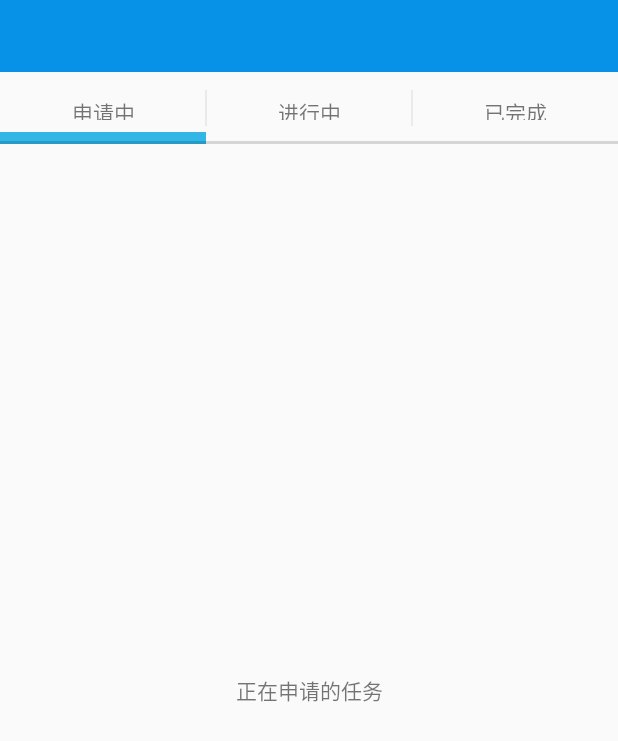
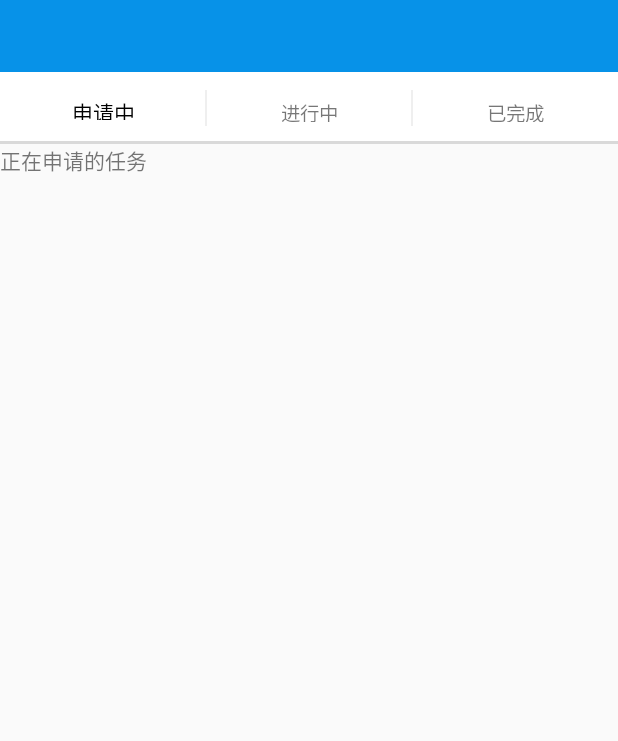
Before and after one commit to zeedraw/ourApp, an Android app: the Frg_task_applying screen opened directly, with no data from a screen before it, on a phone screen of 412 x 824 dp. Shown: the top 741 px of the screen. Run offline under Robolectric (Android 15) with nearby library versions, the phone set to English and light mode, and no system bars.

Commit message:
改善了 滑动标签栏

```diff
--- a/ourapp/app/src/main/java/com/example/administrator/ourapp/Frg_task_completed.java
+++ b/ourapp/app/src/main/java/com/example/administrator/ourapp/Frg_task_completed.java
@@ -13,7 +13,7 @@ public class Frg_task_completed extends Fragment{
     public View onCreateView(LayoutInflater inflater, ViewGroup container,
                              Bundle savedInstanceState) {
 
-        View view=inflater.inflate(R.layout.task_applying, container, false);
+        View view=inflater.inflate(R.layout.task_completed, container, false);
         return view;
     }
 }
--- a/ourapp/app/src/main/java/com/example/administrator/ourapp/Frg_task_ing.java
+++ b/ourapp/app/src/main/java/com/example/administrator/ourapp/Frg_task_ing.java
@@ -13,7 +13,7 @@ public class Frg_task_ing extends Fragment{
     public View onCreateView(LayoutInflater inflater, ViewGroup container,
                              Bundle savedInstanceState) {
 
-        View view=inflater.inflate(R.layout.task_applying, container, false);
+        View view=inflater.inflate(R.layout.task_ing, container, false);
         return view;
     }
 }
--- a/ourapp/app/src/main/java/com/example/administrator/ourapp/MainFrag.java
+++ b/ourapp/app/src/main/java/com/example/administrator/ourapp/MainFrag.java
@@ -50,11 +50,12 @@ public class MainFrag extends Fragment {
 
         rootView=inflater.inflate(R.layout.main_frag,container,false);
         viewPager = (ViewPager)rootView.findViewById(R.id.vPager);
-         tab = (SlidingTabLayout)rootView.findViewById(R.id.main_tabs);
+        tab = (SlidingTabLayout)rootView.findViewById(R.id.main_tabs);
 
 //        initCursorPos();
 //        InitTextView();
         MainFragAdapter adapter = new MainFragAdapter(getActivity().getSupportFragmentManager(), fragments);
+//        tab.setSelectedIndicatorColors(R.color.white);//滑动条颜色
         //设定适配器
         viewPager.setAdapter(adapter);
         tab.setCustomTabView(R.layout.tab, 0);
--- a/ourapp/app/src/main/java/com/example/administrator/ourapp/SlidingTabLayout.java
+++ b/ourapp/app/src/main/java/com/example/administrator/ourapp/SlidingTabLayout.java
@@ -17,6 +17,7 @@
 package com.example.administrator.ourapp;
 
 import android.content.Context;
+import android.content.res.TypedArray;
 import android.graphics.Typeface;
 import android.os.Build;
 import android.support.v4.view.PagerAdapter;
@@ -74,6 +75,12 @@ public class SlidingTabLayout extends HorizontalScrollView {
     private int mTabViewLayoutId;
     private int mTabViewTextViewId;
 
+    // 定义两种需要添加的选项卡颜色
+    private int mDefaultTextColor;
+    private int mSelectedTextColor;
+    private int mDefaultTextSize;
+    private int mSelectedTextSize;
+    // =============================== 以上 =========
     private ViewPager mViewPager;
     private ViewPager.OnPageChangeListener mViewPagerPageChangeListener;
 
@@ -90,6 +97,20 @@ public class SlidingTabLayout extends HorizontalScrollView {
     public SlidingTabLayout(Context context, AttributeSet attrs, int defStyle) {
         super(context, attrs, defStyle);
 
+        // 获取选项卡颜色，如果未定义的话，则使用主题默认的颜色
+        TypedArray a = context.obtainStyledAttributes(attrs,
+                R.styleable.SlidingTabLayout);
+        int defaultTextColor = a.getColor(
+                R.styleable.SlidingTabLayout_android_textColorPrimary, 0);
+        mDefaultTextColor = a.getColor(
+                R.styleable.SlidingTabLayout_textColorTabDefault, defaultTextColor);
+        mSelectedTextColor = a.getColor(
+                R.styleable.SlidingTabLayout_textColorTabSelected ,defaultTextColor);
+        mDefaultTextSize = 13;
+        mSelectedTextSize = 14;
+        a.recycle();
+        // =============================== 以上 =========
+
         // Disable the Scroll Bar
         setHorizontalScrollBarEnabled(false);
         // Make sure that the Tab Strips fills this View
@@ -100,6 +121,21 @@ public class SlidingTabLayout extends HorizontalScrollView {
         mTabStrip = new SlidingTabStrip(context);
         addView(mTabStrip, LayoutParams.MATCH_PARENT, LayoutParams.WRAP_CONTENT);
     }
+
+    // 在每次选项改变时更新选项卡文本颜色的新方法
+    private void updateSelectedTitle(int position) {
+        final PagerAdapter adapter = mViewPager.getAdapter();
+        for (int i = 0; i < adapter.getCount(); i++) {
+            final View tabView = mTabStrip.getChildAt(i);
+            if (TextView.class.isInstance(tabView)) {
+                TextView titleView = (TextView)tabView;
+                boolean isSelected = i == position;
+                titleView.setTextColor(isSelected ? mSelectedTextColor : mDefaultTextColor);
+                titleView.setTextSize(isSelected ? mSelectedTextSize : mDefaultTextSize);
+            }
+        }
+    }
+    // =============================== 以上 =========
 
     /**
      * Set the custom {@link TabColorizer} to be used.
@@ -241,6 +277,12 @@ public class SlidingTabLayout extends HorizontalScrollView {
 
         View selectedChild = mTabStrip.getChildAt(tabIndex);
         if (selectedChild != null) {
+
+            // 调用在每次选项改变时更新文本颜色的新方案
+            updateSelectedTitle(tabIndex);
+            // =============================== 以上 =========
+
+
             int targetScrollX = selectedChild.getLeft() + positionOffset;
 
             if (tabIndex > 0 || positionOffset > 0) {
--- a/ourapp/app/src/main/java/com/example/administrator/ourapp/SlidingTabStrip.java
+++ b/ourapp/app/src/main/java/com/example/administrator/ourapp/SlidingTabStrip.java
@@ -27,11 +27,13 @@ import android.view.View;
 import android.widget.LinearLayout;
 
 class SlidingTabStrip extends LinearLayout {
-
+    //  分割线的厚度
     private static final int DEFAULT_BOTTOM_BORDER_THICKNESS_DIPS = 2;
     private static final byte DEFAULT_BOTTOM_BORDER_COLOR_ALPHA = 0x26;
-    private static final int SELECTED_INDICATOR_THICKNESS_DIPS = 8;
-    private static final int DEFAULT_SELECTED_INDICATOR_COLOR = 0xFF33B5E5;
+    //被选中时 指示线的厚度
+    private static final int SELECTED_INDICATOR_THICKNESS_DIPS = 0;
+    //指示线的默认颜色
+    private static final int DEFAULT_SELECTED_INDICATOR_COLOR = 0x33B5E5;
 
     private static final int DEFAULT_DIVIDER_THICKNESS_DIPS = 1;
     private static final byte DEFAULT_DIVIDER_COLOR_ALPHA = 0x20;
--- a/ourapp/app/src/main/java/com/example/administrator/ourapp/my_task.java
+++ b/ourapp/app/src/main/java/com/example/administrator/ourapp/my_task.java
@@ -1,5 +1,6 @@
 package com.example.administrator.ourapp;
 
+import android.graphics.Color;
 import android.os.Bundle;
 import android.support.annotation.Nullable;
 import android.support.v4.view.PagerAdapter;
@@ -36,6 +37,7 @@ public class my_task extends AppCompatActivity {
         pager.setAdapter(adapter);
         tab.setCustomTabView(R.layout.tab, 0);
         tab.setViewPager(pager);
+
     }//onCreate
 
 
--- a/ourapp/app/src/main/res/layout/main_frag.xml
+++ b/ourapp/app/src/main/res/layout/main_frag.xml
@@ -53,8 +53,9 @@
     <com.example.administrator.ourapp.SlidingTabLayout
         android:id="@+id/main_tabs"
         android:layout_width="match_parent"
-        android:layout_height="@dimen/view_height_custom"
-        />
+        android:layout_height="wrap_content"
+        android:background="@color/white"/>
+
     <android.support.v4.view.ViewPager
         android:id="@+id/vPager"
         android:layout_width="match_parent"
--- a/ourapp/app/src/main/res/layout/my_task.xml
+++ b/ourapp/app/src/main/res/layout/my_task.xml
@@ -8,10 +8,12 @@
     <com.example.administrator.ourapp.SlidingTabLayout
         android:id="@+id/tab"
         android:layout_width="match_parent"
-        android:layout_height="wrap_content" />
+        android:layout_height="wrap_content"
+        android:background="@color/white"/>
 
     <android.support.v4.view.ViewPager
         android:id="@+id/pager"
         android:layout_width="match_parent"
         android:layout_height="match_parent" />
+
 </LinearLayout>
--- a/ourapp/app/src/main/res/layout/tab.xml
+++ b/ourapp/app/src/main/res/layout/tab.xml
@@ -2,10 +2,11 @@
 <TextView xmlns:android="http://schemas.android.com/apk/res/android"
     android:layout_width="0dp"
     android:layout_weight="1"
-    android:layout_height="@dimen/view_height_custom"
-    android:textSize="@dimen/text_size_small"
+    android:layout_height="48dp"
+    android:textSize="15sp"
     android:padding="16dp"
-    android:gravity="center">
+    android:gravity="center"
+    >
 
 
 </TextView>
--- a/ourapp/app/src/main/res/layout/task_applying.xml
+++ b/ourapp/app/src/main/res/layout/task_applying.xml
@@ -7,6 +7,6 @@
         android:layout_width="match_parent"
         android:layout_height="match_parent"
         android:text="正在申请的任务"
-        android:gravity="center"/>
+        />
 
 </LinearLayout>
--- a/ourapp/app/src/main/res/layout/task_completed.xml
+++ b/ourapp/app/src/main/res/layout/task_completed.xml
@@ -7,6 +7,6 @@
         android:layout_width="match_parent"
         android:layout_height="match_parent"
         android:text="已完成的任务"
-        android:gravity="center"/>
+       />
 
 </LinearLayout>
--- a/ourapp/app/src/main/res/layout/task_ing.xml
+++ b/ourapp/app/src/main/res/layout/task_ing.xml
@@ -8,5 +8,5 @@
         android:layout_width="match_parent"
         android:layout_height="match_parent"
         android:text="正在进行的任务"
-        android:gravity="center"/>
+        />
 </LinearLayout>
--- /dev/null
+++ b/ourapp/app/src/main/res/values/attrs.xml
@@ -0,0 +1,8 @@
+<?xml version="1.0" encoding="utf-8"?>
+<resources>
+    <declare-styleable name="SlidingTabLayout">
+        <attr name="android:textColorPrimary" />
+        <attr name="textColorTabDefault" format="color" />
+        <attr name="textColorTabSelected" format="color" />
+    </declare-styleable>
+</resources>
--- a/ourapp/app/src/main/res/values/colors.xml
+++ b/ourapp/app/src/main/res/values/colors.xml
@@ -155,4 +155,15 @@
         <color name="navy">#000080</color> <!--海军色 -->
         <color name="black">#000000</color> <!--黑色 -->
 
+
+
+
+
+    <!--定义的颜色-->
+    <color name="accentGreen" >#d0f8ce</color>
+    <color name="darkGreen" >#0a7e07</color>
+    <color name="primaryGreen">#259b24</color>
+    <color name="tabTextDefault" >#88000000</color>
+    <color name="tabTextSelected" >#000000</color>
+
 </resources>
--- a/ourapp/app/src/main/res/values/styles.xml
+++ b/ourapp/app/src/main/res/values/styles.xml
@@ -12,6 +12,10 @@
     <style name="AppBaseTheme" parent="Theme.AppCompat.Light.NoActionBar">
         <item name="android:windowActionBar">false</item>
         <item name="android:windowNoTitle">true</item>
+
+        <!--选项卡的颜色属性-->
+        <item name="textColorTabDefault">@color/tabTextDefault</item>
+        <item name="textColorTabSelected">@color/tabTextSelected</item>
     </style>
 
     <style name="custombackground">
```
